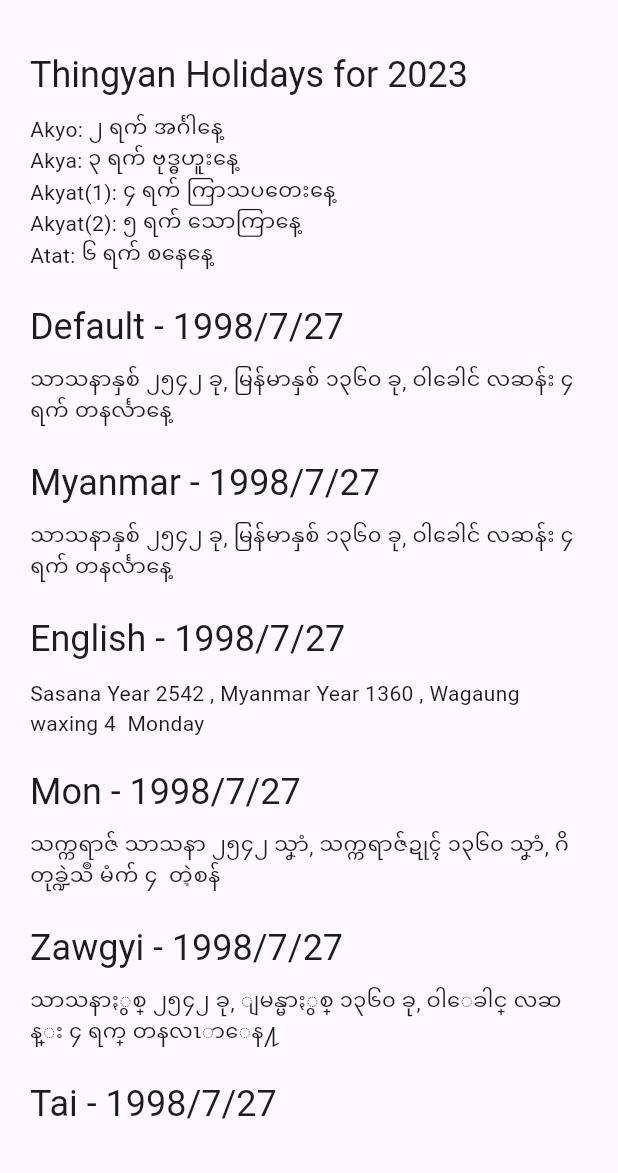
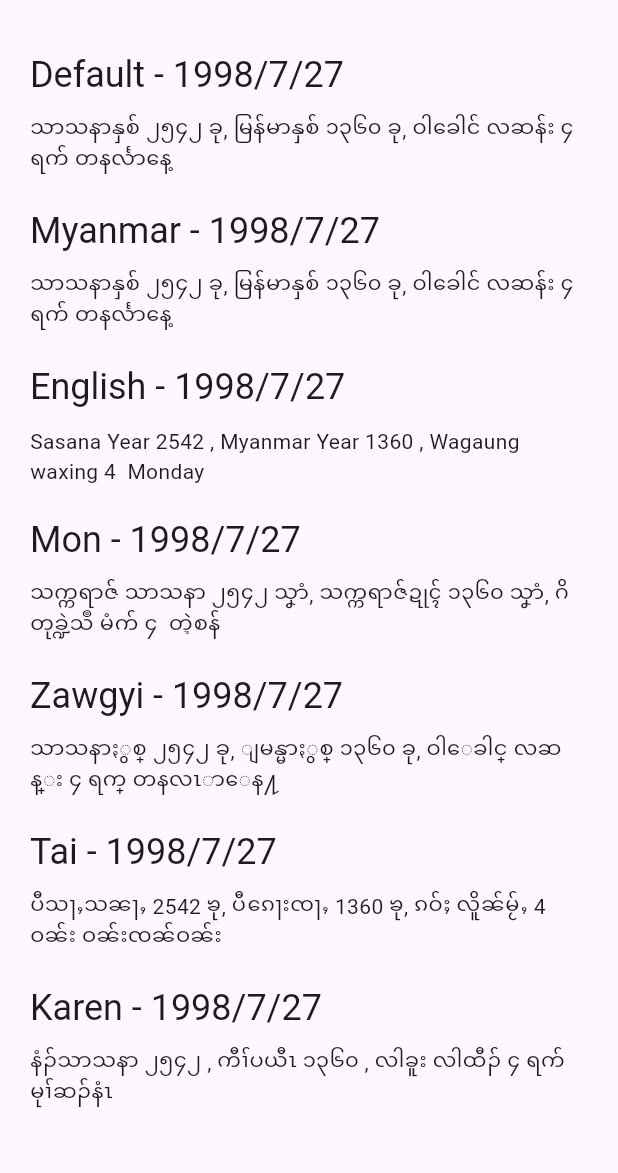
Before and after one commit to mixin27/flutter-mmcalendar, a Flutter app: the screen it shows after launch, on a phone screen of 412 x 824 dp, the part 63-1236 px from its top. Run offline on Flutter 3.47's test engine with Material 2 defaults, Android fonts, the phone set to English and light mode, and no system bars.

Commit message:
remove getThingyan info from example temporarily

```diff
--- a/example/lib/pages/home_page.dart
+++ b/example/lib/pages/home_page.dart
@@ -31,14 +31,6 @@ class HomePage extends StatelessWidget {
         child: Center(
           child: ListView(
             children: [
-              Text(
-                'Thingyan Holidays for 2023',
-                style: Theme.of(context).textTheme.headlineSmall,
-              ),
-              const SizedBox(height: 10),
-              Text(
-                getThingyan(),
-              ),
               Text(
                 'Default - $dateStr',
                 style: Theme.of(context).textTheme.headlineSmall,
@@ -193,22 +185,3 @@ String getAstroInfo(DateTime date) {
 
   return str;
 }
-
-String getThingyan() {
-  int year = DateTime.now().year;
-  final akyoDay = ThingyanCalculator.getAkyoDay(year);
-  String str = 'Akyo: ${akyoDay.format(pattern: 'f r En')}\n';
-
-  final akyaDay = ThingyanCalculator.getAkyaDay(year);
-  str += 'Akya: ${akyaDay.format(pattern: 'f r En')}\n';
-
-  final akyatDays = ThingyanCalculator.getAkyatDays(year);
-  for (var i = 0; i < akyatDays.length; i++) {
-    str += 'Akyat(${i + 1}): ${akyatDays[i].format(pattern: 'f r En')}\n';
-  }
-
-  final atatDay = ThingyanCalculator.getAtatDay(year);
-  str += 'Atat: ${atatDay.format(pattern: 'f r En')}\n';
-
-  return str;
-}
```
